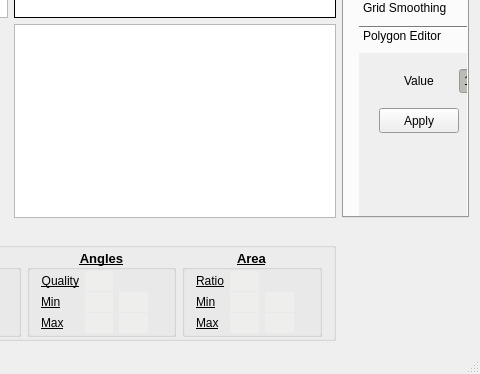
ESMCI/Community_Mesh_Generation_Toolkit, file VRM_tools/VRM_Editor/src/mainwindow.ui: the form before one commit; both pictures show x 325 to 805 and y 207 to 581 of the 805 by 581 pixel window.
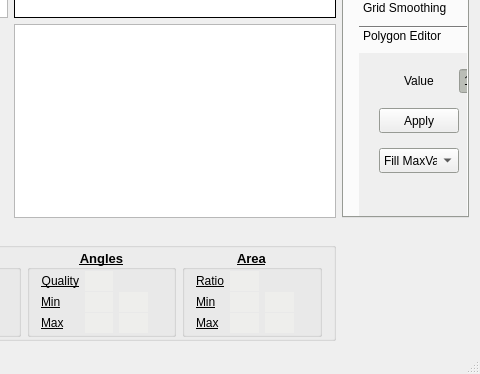
The form after the commit. The open tabs and pages were chosen to show the change. Custom widgets are drawn as their Qt base class.

The edit to the form file:
```diff
--- a/VRM_tools/VRM_Editor/src/mainwindow.ui
+++ b/VRM_tools/VRM_Editor/src/mainwindow.ui
@@ -1244,6 +1244,31 @@
            <string>Reset</string>
           </property>
          </widget>
+         <widget class="QComboBox" name="polyFillMode">
+          <property name="geometry">
+           <rect>
+            <x>20</x>
+            <y>95</y>
+            <width>80</width>
+            <height>25</height>
+           </rect>
+          </property>
+          <item>
+           <property name="text">
+            <string>Fill MaxVal</string>
+           </property>
+          </item>
+          <item>
+           <property name="text">
+            <string>Fill MinVal</string>
+           </property>
+          </item>
+          <item>
+           <property name="text">
+            <string>Fill All</string>
+           </property>
+          </item>
+         </widget>
         </widget>
         <widget class="QWidget" name="rectangleEditOpts">
          <property name="geometry">
```
Left out of the diff: 27 changed lines with no effect on the pictures.
